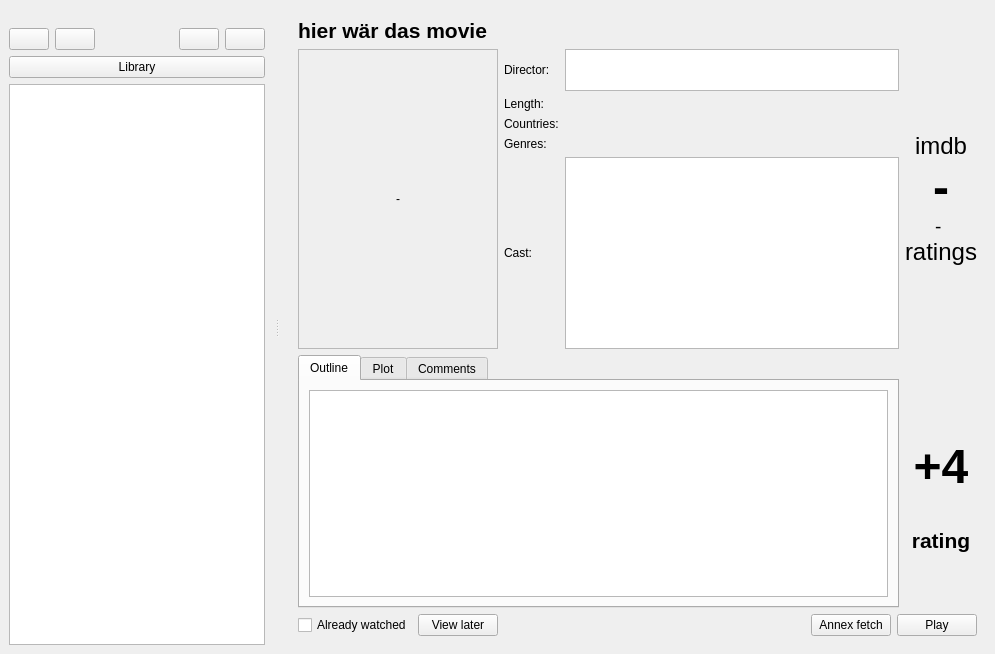
The window that moviehamster/gui/qtgui.ui (bordstein/hamster) describes before a commit, drawn with Qt 5.
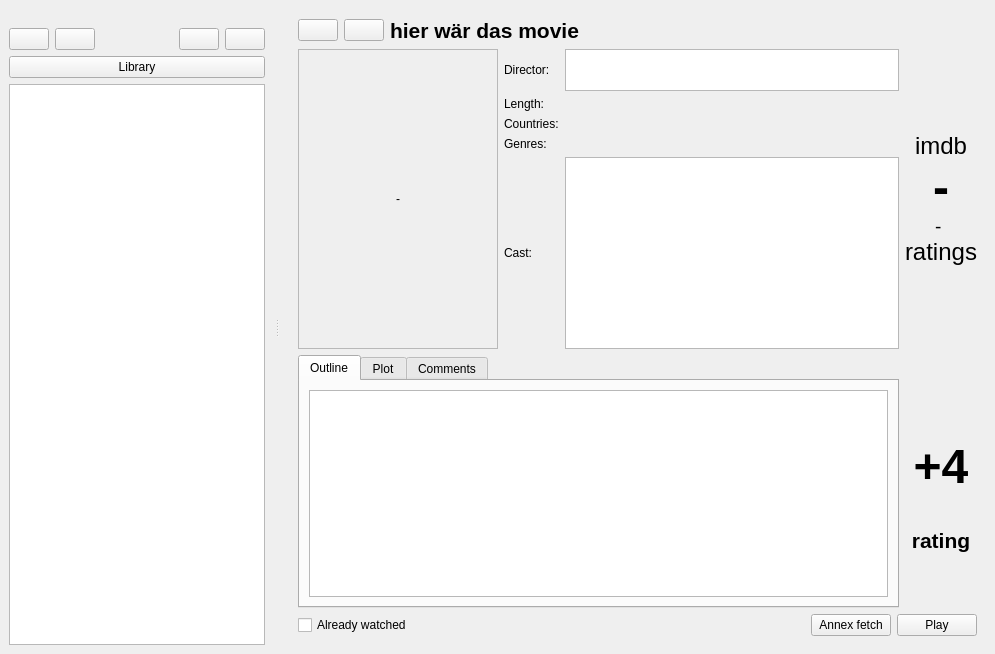
The same window after the commit. Icons and pictures are not drawn.

Commit message: implemented watchlater & favourite adding/removal

Diff of the .ui file:
```diff
--- a/moviehamster/gui/qtgui.ui
+++ b/moviehamster/gui/qtgui.ui
@@ -160,27 +160,7 @@
       </widget>
       <widget class="QWidget" name="movie_view">
        <layout class="QGridLayout" name="gridLayout_2">
-        <item row="0" column="0" colspan="4">
-         <widget class="QLabel" name="l_title">
-          <property name="sizePolicy">
-           <sizepolicy hsizetype="Preferred" vsizetype="Fixed">
-            <horstretch>0</horstretch>
-            <verstretch>0</verstretch>
-           </sizepolicy>
-          </property>
-          <property name="text">
-           <string>&lt;!DOCTYPE HTML PUBLIC &quot;-//W3C//DTD HTML 4.0//EN&quot; &quot;http://www.w3.org/TR/REC-html40/strict.dtd&quot;&gt;
-&lt;html&gt;&lt;head&gt;&lt;meta name=&quot;qrichtext&quot; content=&quot;1&quot; /&gt;&lt;style type=&quot;text/css&quot;&gt;
-p, li { white-space: pre-wrap; }
-&lt;/style&gt;&lt;/head&gt;&lt;body style=&quot; font-family:'Ubuntu'; font-size:14pt; font-weight:400; font-style:normal;&quot;&gt;
-&lt;p style=&quot; margin-top:0px; margin-bottom:0px; margin-left:0px; margin-right:0px; -qt-block-indent:0; text-indent:0px;&quot;&gt;&lt;span style=&quot; font-size:16pt; font-weight:600;&quot;&gt;hier wär das movie&lt;/span&gt;&lt;/p&gt;&lt;/body&gt;&lt;/html&gt;</string>
-          </property>
-          <property name="textFormat">
-           <enum>Qt::RichText</enum>
-          </property>
-         </widget>
-        </item>
-        <item row="1" column="0" rowspan="5">
+        <item row="2" column="0" rowspan="5">
          <widget class="QLabel" name="l_img">
           <property name="sizePolicy">
            <sizepolicy hsizetype="Fixed" vsizetype="Fixed">
@@ -223,7 +203,7 @@
           </property>
          </widget>
         </item>
-        <item row="1" column="1">
+        <item row="2" column="1">
          <widget class="QLabel" name="label">
           <property name="sizePolicy">
            <sizepolicy hsizetype="Minimum" vsizetype="Preferred">
@@ -236,7 +216,7 @@
           </property>
          </widget>
         </item>
-        <item row="1" column="3" rowspan="5">
+        <item row="2" column="3" rowspan="5">
          <widget class="QLabel" name="l_rating">
           <property name="frameShape">
            <enum>QFrame::NoFrame</enum>
@@ -259,7 +239,7 @@
           </property>
          </widget>
         </item>
-        <item row="2" column="1">
+        <item row="3" column="1">
          <widget class="QLabel" name="label_9">
           <property name="sizePolicy">
            <sizepolicy hsizetype="Minimum" vsizetype="Minimum">
@@ -272,7 +252,7 @@
           </property>
          </widget>
         </item>
-        <item row="3" column="1">
+        <item row="4" column="1">
          <widget class="QLabel" name="label_2">
           <property name="sizePolicy">
            <sizepolicy hsizetype="Minimum" vsizetype="Minimum">
@@ -285,21 +265,21 @@
           </property>
          </widget>
         </item>
-        <item row="4" column="1">
+        <item row="5" column="1">
          <widget class="QLabel" name="label_4">
           <property name="text">
            <string>Genres:</string>
           </property>
          </widget>
         </item>
-        <item row="5" column="1">
+        <item row="6" column="1">
          <widget class="QLabel" name="label_3">
           <property name="text">
            <string>Cast:</string>
           </property>
          </widget>
         </item>
-        <item row="6" column="0" colspan="3">
+        <item row="7" column="0" colspan="3">
          <widget class="QTabWidget" name="tabWidget">
           <property name="currentIndex">
            <number>0</number>
@@ -331,7 +311,7 @@
           </widget>
          </widget>
         </item>
-        <item row="6" column="3">
+        <item row="7" column="3">
          <layout class="QVBoxLayout" name="verticalLayout_3">
           <property name="sizeConstraint">
            <enum>QLayout::SetMaximumSize</enum>
@@ -426,7 +406,7 @@
           </item>
          </layout>
         </item>
-        <item row="7" column="0" colspan="4">
+        <item row="8" column="0" colspan="4">
          <layout class="QHBoxLayout" name="horizontalLayout_10">
           <item>
            <widget class="QCheckBox" name="checkBox_4">
@@ -435,13 +415,6 @@
             </property>
            </widget>
           </item>
-          <item>
-           <widget class="QPushButton" name="pushButton_8">
-            <property name="text">
-             <string>View later</string>
-            </property>
-           </widget>
-          </item>
           <item>
            <spacer name="horizontalSpacer_2">
             <property name="orientation">
@@ -471,23 +444,10 @@
           </item>
          </layout>
         </item>
-        <item row="2" column="2">
-         <widget class="QLabel" name="l_length">
-          <property name="sizePolicy">
-           <sizepolicy hsizetype="Preferred" vsizetype="Fixed">
-            <horstretch>0</horstretch>
-            <verstretch>0</verstretch>
-           </sizepolicy>
-          </property>
-          <property name="text">
-           <string/>
-          </property>
-         </widget>
-        </item>
         <item row="3" column="2">
-         <widget class="QLabel" name="l_countries">
+         <widget class="QLabel" name="l_length">
           <property name="sizePolicy">
-           <sizepolicy hsizetype="Minimum" vsizetype="Fixed">
+           <sizepolicy hsizetype="Preferred" vsizetype="Fixed">
             <horstretch>0</horstretch>
             <verstretch>0</verstretch>
            </sizepolicy>
@@ -498,7 +458,7 @@
          </widget>
         </item>
         <item row="4" column="2">
-         <widget class="QLabel" name="l_genres">
+         <widget class="QLabel" name="l_countries">
           <property name="sizePolicy">
            <sizepolicy hsizetype="Minimum" vsizetype="Fixed">
             <horstretch>0</horstretch>
@@ -511,6 +471,19 @@
          </widget>
         </item>
         <item row="5" column="2">
+         <widget class="QLabel" name="l_genres">
+          <property name="sizePolicy">
+           <sizepolicy hsizetype="Minimum" vsizetype="Fixed">
+            <horstretch>0</horstretch>
+            <verstretch>0</verstretch>
+           </sizepolicy>
+          </property>
+          <property name="text">
+           <string/>
+          </property>
+         </widget>
+        </item>
+        <item row="6" column="2">
          <widget class="QListWidget" name="box_cast">
           <property name="sizePolicy">
            <sizepolicy hsizetype="Expanding" vsizetype="Fixed">
@@ -526,7 +499,7 @@
           </property>
          </widget>
         </item>
-        <item row="1" column="2">
+        <item row="2" column="2">
          <widget class="QListWidget" name="box_director">
           <property name="sizePolicy">
            <sizepolicy hsizetype="Expanding" vsizetype="Ignored">
@@ -542,6 +515,74 @@
           </property>
          </widget>
         </item>
+        <item row="1" column="0" colspan="4">
+         <layout class="QHBoxLayout" name="horizontalLayout_2">
+          <item>
+           <widget class="QPushButton" name="button_movie_favourite">
+            <property name="text">
+             <string/>
+            </property>
+            <property name="icon">
+             <iconset resource="icons.qrc">
+              <normaloff>:/icons/icons/emblem-favorite.png</normaloff>:/icons/icons/emblem-favorite.png</iconset>
+            </property>
+            <property name="checkable">
+             <bool>true</bool>
+            </property>
+            <property name="checked">
+             <bool>false</bool>
+            </property>
+           </widget>
+          </item>
+          <item>
+           <widget class="QPushButton" name="button_movie_watchlater">
+            <property name="text">
+             <string/>
+            </property>
+            <property name="icon">
+             <iconset resource="icons.qrc">
+              <normaloff>:/icons/icons/bookmark.png</normaloff>:/icons/icons/bookmark.png</iconset>
+            </property>
+            <property name="checkable">
+             <bool>true</bool>
+            </property>
+           </widget>
+          </item>
+          <item>
+           <widget class="QLabel" name="l_title">
+            <property name="sizePolicy">
+             <sizepolicy hsizetype="Preferred" vsizetype="Fixed">
+              <horstretch>0</horstretch>
+              <verstretch>0</verstretch>
+             </sizepolicy>
+            </property>
+            <property name="text">
+             <string>&lt;!DOCTYPE HTML PUBLIC &quot;-//W3C//DTD HTML 4.0//EN&quot; &quot;http://www.w3.org/TR/REC-html40/strict.dtd&quot;&gt;
+&lt;html&gt;&lt;head&gt;&lt;meta name=&quot;qrichtext&quot; content=&quot;1&quot; /&gt;&lt;style type=&quot;text/css&quot;&gt;
+p, li { white-space: pre-wrap; }
+&lt;/style&gt;&lt;/head&gt;&lt;body style=&quot; font-family:'Ubuntu'; font-size:14pt; font-weight:400; font-style:normal;&quot;&gt;
+&lt;p style=&quot; margin-top:0px; margin-bottom:0px; margin-left:0px; margin-right:0px; -qt-block-indent:0; text-indent:0px;&quot;&gt;&lt;span style=&quot; font-size:16pt; font-weight:600;&quot;&gt;hier wär das movie&lt;/span&gt;&lt;/p&gt;&lt;/body&gt;&lt;/html&gt;</string>
+            </property>
+            <property name="textFormat">
+             <enum>Qt::RichText</enum>
+            </property>
+           </widget>
+          </item>
+          <item>
+           <spacer name="horizontalSpacer_3">
+            <property name="orientation">
+             <enum>Qt::Horizontal</enum>
+            </property>
+            <property name="sizeHint" stdset="0">
+             <size>
+              <width>40</width>
+              <height>20</height>
+             </size>
+            </property>
+           </spacer>
+          </item>
+         </layout>
+        </item>
        </layout>
       </widget>
      </widget>
```
The commit also changes 4 other files.
